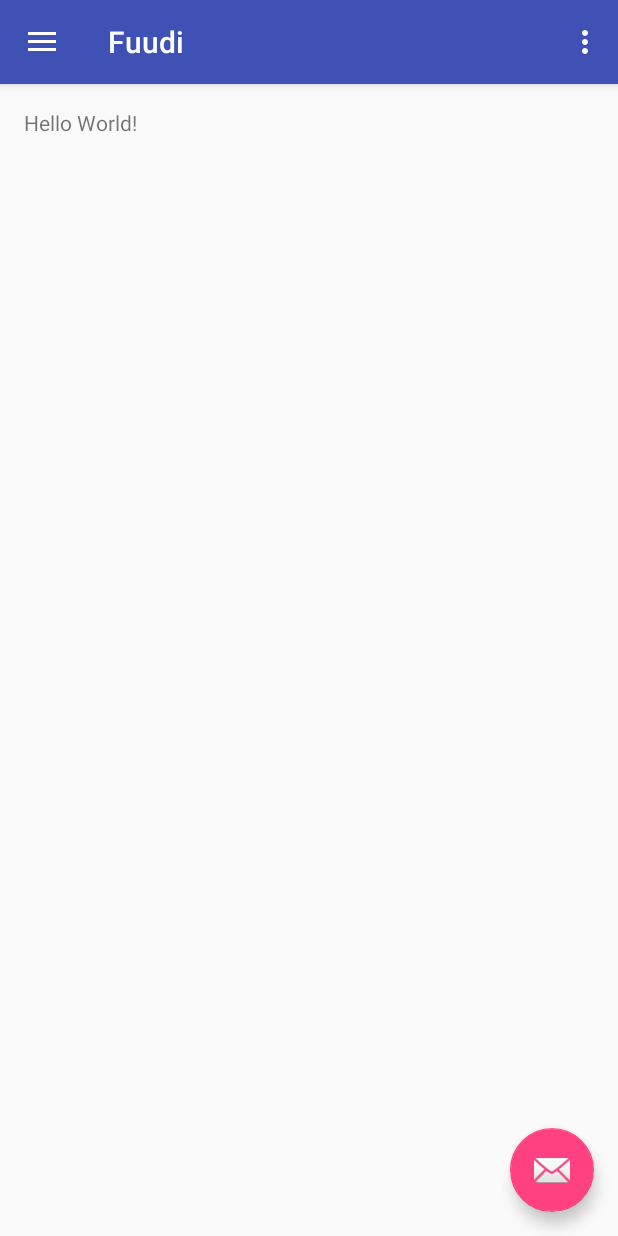
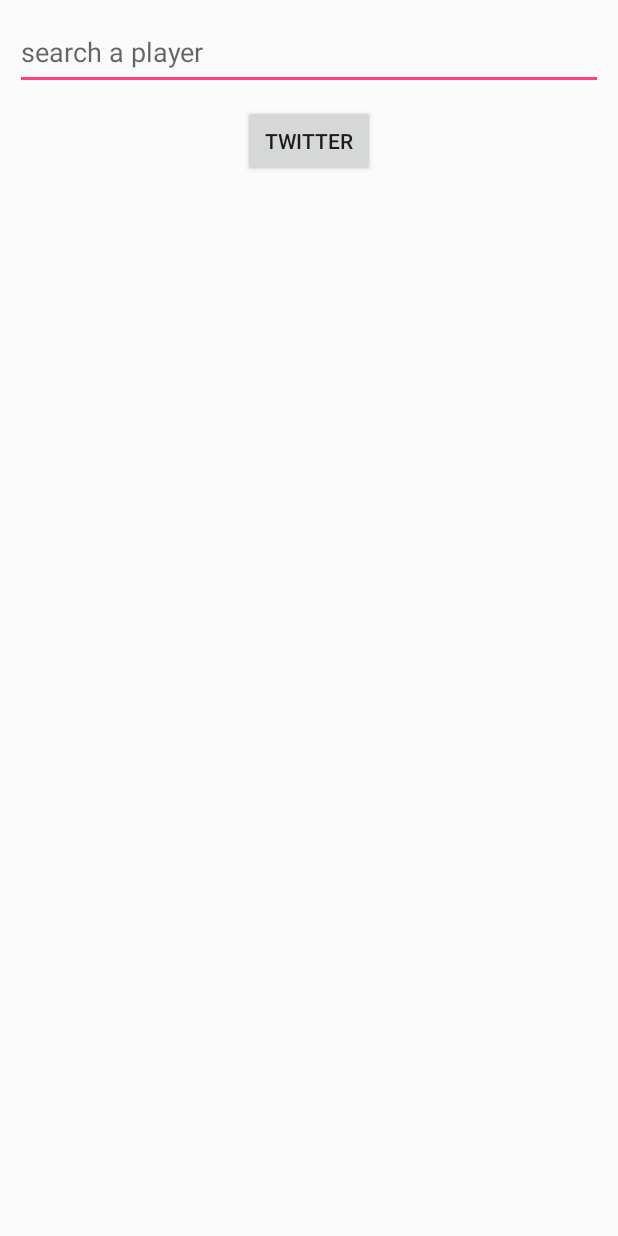
Before and after one commit to wgma00/sports-hack-chtelgrli, an Android app: the screen it shows after launch (MainActivity), on a phone screen of 412 x 824 dp. Run offline under Robolectric (Android 15) with nearby library versions, the phone set to English and light mode, and no system bars.

Commit message:
Added a few activities, removed some unnecessary things

```diff
--- a/Fuudi/app/build.gradle
+++ b/Fuudi/app/build.gradle
@@ -24,4 +24,5 @@ dependencies {
     testCompile 'junit:junit:4.12'
     compile 'com.android.support:appcompat-v7:23.1.1'
     compile 'com.android.support:design:23.1.1'
+    compile 'com.shamanland:fab:0.0.3'
 }
--- a/Fuudi/app/src/main/java/com/fantasybuddy/user/fuudi/MainActivity.java
+++ b/Fuudi/app/src/main/java/com/fantasybuddy/user/fuudi/MainActivity.java
@@ -1,101 +1,39 @@
 package com.fantasybuddy.user.fuudi;
 
+import android.content.Intent;
 import android.os.Bundle;
-import android.support.design.widget.FloatingActionButton;
-import android.support.design.widget.Snackbar;
 import android.view.View;
-import android.support.design.widget.NavigationView;
-import android.support.v4.view.GravityCompat;
-import android.support.v4.widget.DrawerLayout;
-import android.support.v7.app.ActionBarDrawerToggle;
 import android.support.v7.app.AppCompatActivity;
-import android.support.v7.widget.Toolbar;
-import android.view.Menu;
-import android.view.MenuItem;
 
-public class MainActivity extends AppCompatActivity
-        implements NavigationView.OnNavigationItemSelectedListener {
+public class MainActivity extends AppCompatActivity{
 
     @Override
     protected void onCreate(Bundle savedInstanceState) {
         super.onCreate(savedInstanceState);
         setContentView(R.layout.activity_main);
-        Toolbar toolbar = (Toolbar) findViewById(R.id.toolbar);
-        setSupportActionBar(toolbar);
-
-        FloatingActionButton fab = (FloatingActionButton) findViewById(R.id.fab);
-        fab.setOnClickListener(new View.OnClickListener() {
-            @Override
-            public void onClick(View view) {
-                Snackbar.make(view, "Hi Justin", Snackbar.LENGTH_LONG)
-                        .setAction("Action", null).show();
-            }
-        });
-
-        DrawerLayout drawer = (DrawerLayout) findViewById(R.id.drawer_layout);
-        ActionBarDrawerToggle toggle = new ActionBarDrawerToggle(
-                this, drawer, toolbar, R.string.navigation_drawer_open, R.string.navigation_drawer_close);
-        drawer.setDrawerListener(toggle);
-        toggle.syncState();
-
-        NavigationView navigationView = (NavigationView) findViewById(R.id.nav_view);
-        navigationView.setNavigationItemSelectedListener(this);
     }
 
-    @Override
-    public void onBackPressed() {
-        DrawerLayout drawer = (DrawerLayout) findViewById(R.id.drawer_layout);
-        if (drawer.isDrawerOpen(GravityCompat.START)) {
-            drawer.closeDrawer(GravityCompat.START);
-        } else {
-            super.onBackPressed();
+    public void openTrendingInTwitterActivity(View view){
+        Intent intent = new Intent(getApplicationContext(), TrendingInTwitterActivity.class);
+        startActivity(intent);
     }
 }
 
-    @Override
-    public boolean onCreateOptionsMenu(Menu menu) {
-        // Inflate the menu; this adds items to the action bar if it is present.
-        getMenuInflater().inflate(R.menu.menu_main, menu);
-        return true;
-    }
 
-    @Override
-    public boolean onOptionsItemSelected(MenuItem item) {
-        // Handle action bar item clicks here. The action bar will
-        // automatically handle clicks on the Home/Up button, so long
-        // as you specify a parent activity in AndroidManifest.xml.
-        int id = item.getItemId();
 
-        //noinspection SimplifiableIfStatement
-        if (id == R.id.action_settings) {
-            return true;
-        }
 
-        return super.onOptionsItemSelected(item);
-    }
 
-    @SuppressWarnings("StatementWithEmptyBody")
-    @Override
-    public boolean onNavigationItemSelected(MenuItem item) {
-        // Handle navigation view item clicks here.
-        int id = item.getItemId();
 
-        if (id == R.id.nav_camera) {
-            // Handle the camera action
-        } else if (id == R.id.nav_gallery) {
 
-        } else if (id == R.id.nav_slideshow) {
 
-        } else if (id == R.id.nav_manage) {
 
-        } else if (id == R.id.nav_share) {
 
-        } else if (id == R.id.nav_send) {
-
-        }
-
-        DrawerLayout drawer = (DrawerLayout) findViewById(R.id.drawer_layout);
-        drawer.closeDrawer(GravityCompat.START);
-        return true;
-    }
-}
+//        FloatingActionButton fabd = (FloatingActionButton) findViewById(R.id.fab);
+//        fabd.setOnClickListener(new View.OnClickListener() {
+//            @Override
+//            public void onClick(View view) {
+//                openTrendingInTwitterActivity(view);
+////                Snackbar.make(view, "Hi Justin", Snackbar.LENGTH_LONG)
+////                        .setAction("Action", null).show();
+//            }
+//        });
--- a/Fuudi/app/src/main/java/com/fantasybuddy/user/fuudi/TrendingInTwitter.java
+++ b/Fuudi/app/src/main/java/com/fantasybuddy/user/fuudi/PinnedPlayersActivity.java
@@ -5,18 +5,18 @@ import android.os.Bundle;
 import android.view.Menu;
 import android.view.MenuItem;
 
-public class TrendingInTwitter extends AppCompatActivity {
+public class PinnedPlayersActivity extends AppCompatActivity {
 
     @Override
     protected void onCreate(Bundle savedInstanceState) {
         super.onCreate(savedInstanceState);
-        setContentView(R.layout.activity_trending_in_twitter);
+        setContentView(R.layout.activity_pinned_players);
     }
 
     @Override
     public boolean onCreateOptionsMenu(Menu menu) {
         // Inflate the menu; this adds items to the action bar if it is present.
-        getMenuInflater().inflate(R.menu.menu_trending_in_twitter, menu);
+        getMenuInflater().inflate(R.menu.menu_pinned_players, menu);
         return true;
     }
 
--- a/Fuudi/app/src/main/res/layout/activity_main.xml
+++ b/Fuudi/app/src/main/res/layout/activity_main.xml
@@ -1,25 +1,38 @@
 <?xml version="1.0" encoding="utf-8"?>
-<android.support.v4.widget.DrawerLayout xmlns:android="http://schemas.android.com/apk/res/android"
-    xmlns:app="http://schemas.android.com/apk/res-auto"
+<LinearLayout xmlns:android="http://schemas.android.com/apk/res/android"
     xmlns:tools="http://schemas.android.com/tools"
-    android:id="@+id/drawer_layout"
     android:layout_width="match_parent"
     android:layout_height="match_parent"
-    android:fitsSystemWindows="true"
-    tools:openDrawer="start">
+    xmlns:app="http://schemas.android.com/apk/res-auto"
+    android:orientation="vertical">
 
-    <include
-        layout="@layout/app_bar_main"
+
+
+
+    <EditText
+
+        android:inputType="textEmailAddress"
         android:layout_width="match_parent"
-        android:layout_height="match_parent" />
+        android:layout_height="50dp"
+        android:textColor="@color/colorPrimary"
+        android:layout_margin="10dp"
+        android:ems="20"
+        android:hint="search a player"
+        android:id="@+id/email"
+        android:layout_below="@+id/textView4"
+        android:layout_centerHorizontal="true"
+        android:clickable="true"
+        android:layout_gravity="center_horizontal"
+        android:layout_marginTop="25dp" />
 
-    <android.support.design.widget.NavigationView
-        android:id="@+id/nav_view"
+    <Button
         android:layout_width="wrap_content"
-        android:layout_height="match_parent"
-        android:layout_gravity="start"
-        android:fitsSystemWindows="true"
-        app:headerLayout="@layout/nav_header_main"
-        app:menu="@menu/activity_main_drawer" />
+        android:layout_height="wrap_content"
+        android:text="Twitter"
+        android:id="@+id/button"
+        android:clickable="true"
+        android:onClick="openTrendingInTwitterActivity"
+        android:layout_gravity="center_horizontal" />
 
-</android.support.v4.widget.DrawerLayout>
+
+</LinearLayout>
--- a/Fuudi/app/src/main/res/layout/app_bar_main.xml
+++ /dev/null
@@ -1,34 +0,0 @@
-<?xml version="1.0" encoding="utf-8"?>
-<android.support.design.widget.CoordinatorLayout xmlns:android="http://schemas.android.com/apk/res/android"
-    xmlns:app="http://schemas.android.com/apk/res-auto"
-    xmlns:tools="http://schemas.android.com/tools"
-    android:layout_width="match_parent"
-    android:layout_height="match_parent"
-    android:fitsSystemWindows="true"
-    tools:context="com.fantasybuddy.user.fuudi.MainActivity">
-
-    <android.support.design.widget.AppBarLayout
-        android:layout_width="match_parent"
-        android:layout_height="wrap_content"
-        android:theme="@style/AppTheme.AppBarOverlay">
-
-        <android.support.v7.widget.Toolbar
-            android:id="@+id/toolbar"
-            android:layout_width="match_parent"
-            android:layout_height="?attr/actionBarSize"
-            android:background="?attr/colorPrimary"
-            app:popupTheme="@style/AppTheme.PopupOverlay" />
-
-    </android.support.design.widget.AppBarLayout>
-
-    <include layout="@layout/content_main" />
-
-    <android.support.design.widget.FloatingActionButton
-        android:id="@+id/fab"
-        android:layout_width="wrap_content"
-        android:layout_height="wrap_content"
-        android:layout_gravity="bottom|end"
-        android:layout_margin="@dimen/fab_margin"
-        android:src="@android:drawable/ic_dialog_email" />
-
-</android.support.design.widget.CoordinatorLayout>
--- a/Fuudi/app/src/main/res/layout/content_main.xml
+++ /dev/null
@@ -1,19 +0,0 @@
-<?xml version="1.0" encoding="utf-8"?>
-<RelativeLayout xmlns:android="http://schemas.android.com/apk/res/android"
-    xmlns:app="http://schemas.android.com/apk/res-auto"
-    xmlns:tools="http://schemas.android.com/tools"
-    android:layout_width="match_parent"
-    android:layout_height="match_parent"
-    android:paddingBottom="@dimen/activity_vertical_margin"
-    android:paddingLeft="@dimen/activity_horizontal_margin"
-    android:paddingRight="@dimen/activity_horizontal_margin"
-    android:paddingTop="@dimen/activity_vertical_margin"
-    app:layout_behavior="@string/appbar_scrolling_view_behavior"
-    tools:context="com.fantasybuddy.user.fuudi.MainActivity"
-    tools:showIn="@layout/app_bar_main">
-
-    <TextView
-        android:layout_width="wrap_content"
-        android:layout_height="wrap_content"
-        android:text="Hello World!" />
-</RelativeLayout>
--- a/Fuudi/app/src/main/res/menu/activity_main_drawer.xml
+++ /dev/null
@@ -1,36 +0,0 @@
-<?xml version="1.0" encoding="utf-8"?>
-<menu xmlns:android="http://schemas.android.com/apk/res/android">
-
-    <group android:checkableBehavior="single">
-        <item
-            android:id="@+id/nav_camera"
-            android:icon="@drawable/ic_menu_camera"
-            android:title="Import" />
-        <item
-            android:id="@+id/nav_gallery"
-            android:icon="@drawable/ic_menu_gallery"
-            android:title="Gallery" />
-        <item
-            android:id="@+id/nav_slideshow"
-            android:icon="@drawable/ic_menu_slideshow"
-            android:title="Slideshow" />
-        <item
-            android:id="@+id/nav_manage"
-            android:icon="@drawable/ic_menu_manage"
-            android:title="Tools" />
-    </group>
-
-    <item android:title="Communicate">
-        <menu>
-            <item
-                android:id="@+id/nav_share"
-                android:icon="@drawable/ic_menu_share"
-                android:title="Share" />
-            <item
-                android:id="@+id/nav_send"
-                android:icon="@drawable/ic_menu_send"
-                android:title="Send" />
-        </menu>
-    </item>
-
-</menu>
--- a/Fuudi/app/src/main/res/menu/menu_main.xml
+++ /dev/null
@@ -1,9 +0,0 @@
-<?xml version="1.0" encoding="utf-8"?>
-<menu xmlns:android="http://schemas.android.com/apk/res/android"
-    xmlns:app="http://schemas.android.com/apk/res-auto">
-    <item
-        android:id="@+id/action_settings"
-        android:orderInCategory="100"
-        android:title="@string/action_settings"
-        app:showAsAction="never" />
-</menu>
--- a/Fuudi/app/src/main/res/menu/menu_trending_in_twitter.xml
+++ b/Fuudi/app/src/main/res/menu/menu_pinned_players.xml
@@ -1,7 +1,7 @@
 <menu xmlns:android="http://schemas.android.com/apk/res/android"
     xmlns:app="http://schemas.android.com/apk/res-auto"
     xmlns:tools="http://schemas.android.com/tools"
-    tools:context="com.fantasybuddy.user.fuudi.TrendingInTwitter">
+    tools:context="com.fantasybuddy.user.fuudi.PinnedPlayersActivity">
     <item android:id="@+id/action_settings" android:title="@string/action_settings"
         android:orderInCategory="100" app:showAsAction="never" />
 </menu>
--- a/Fuudi/app/src/main/res/values/dimens.xml
+++ b/Fuudi/app/src/main/res/values/dimens.xml
@@ -5,5 +5,5 @@
     <!-- Default screen margins, per the Android Design guidelines. -->
     <dimen name="activity_horizontal_margin">16dp</dimen>
     <dimen name="activity_vertical_margin">16dp</dimen>
-    <dimen name="fab_margin">16dp</dimen>
+    <dimen name="fab_margin">5dp</dimen>
 </resources>
--- a/Fuudi/app/src/main/res/values/strings.xml
+++ b/Fuudi/app/src/main/res/values/strings.xml
@@ -8,4 +8,6 @@
     <string name="title_activity_trending_in_twitter">TrendingInTwitter</string>
 
     <string name="hello_world">Hello world!</string>
+    <string name="title_activity_pinned_players">PinnedPlayersActivity</string>
+    <string name="title_activity_cool_trends">CoolTrendsActivity</string>
 </resources>
--- a/Fuudi/app/src/main/res/values/styles.xml
+++ b/Fuudi/app/src/main/res/values/styles.xml
@@ -1,7 +1,9 @@
 <resources>
 
     <!-- Base application theme. -->
-    <style name="AppTheme" parent="Theme.AppCompat.Light.DarkActionBar">
+    <style
+        name="AppTheme"
+        parent="Theme.AppCompat.Light.DarkActionBar">
         <!-- Customize your theme here. -->
         <item name="colorPrimary">@color/colorPrimary</item>
         <item name="colorPrimaryDark">@color/colorPrimaryDark</item>
```
Also changed, not shown: Fuudi/app/src/main/AndroidManifest.xml (+13 -5 lines), Fuudi/app/src/main/java/com/fantasybuddy/user/fuudi/CoolTrendsActivity.java (added, +37 -0 lines), Fuudi/app/src/main/java/com/fantasybuddy/user/fuudi/TrendingInTwitterActivity.java (added, +20 -0 lines), Fuudi/app/src/main/res/layout/activity_cool_trends.xml (added, +12 -0 lines), Fuudi/app/src/main/res/layout/activity_pinned_players.xml (added, +12 -0 lines), Fuudi/app/src/main/res/layout/activity_trending_in_twitter.xml (+16 -8 lines), Fuudi/app/src/main/res/layout/nav_header_main.xml (deleted, +0 -34 lines), Fuudi/app/src/main/res/menu/menu_cool_trends.xml (added, +7 -0 lines). Lines whose indentation alone changed are shown as unchanged.
